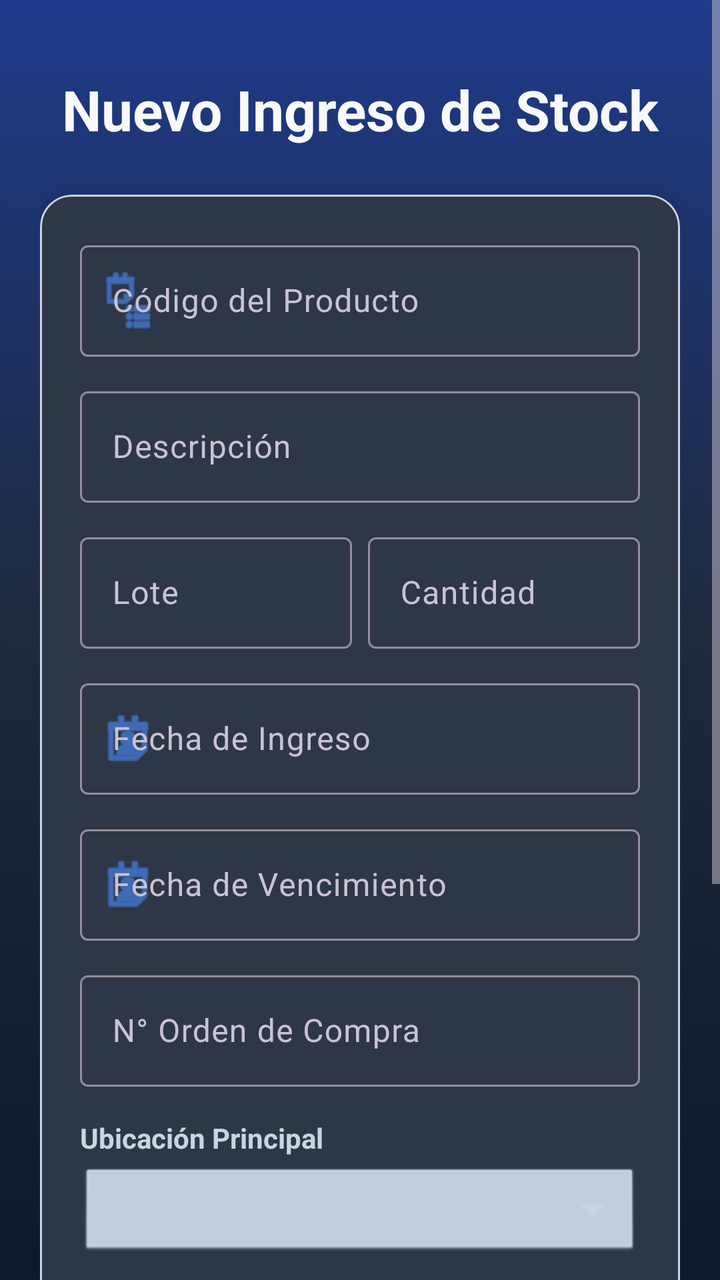
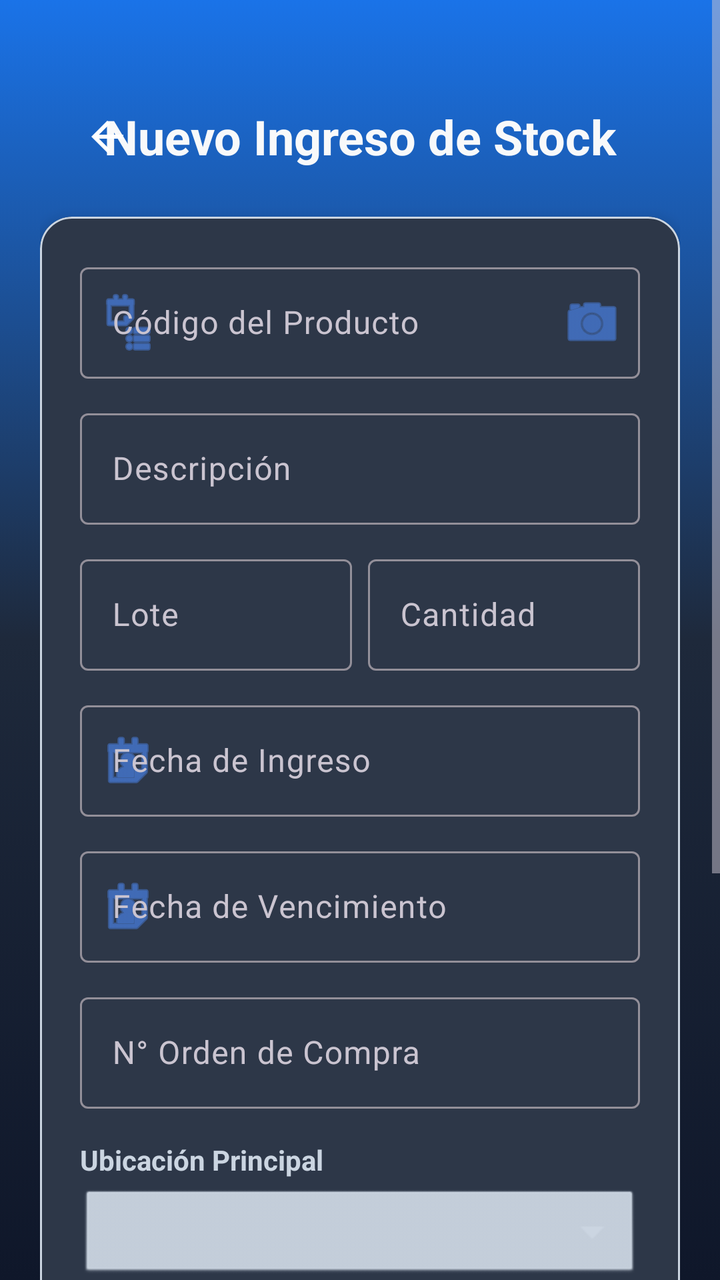

Two renders of the same Android screen: before a commit and after it. Below are the layout's source before the change and the commit's diff.
<!-- AndroidManifest.xml: application theme Theme.InventarioApp -->
<!-- res/layout/activity_ingreso_stock.xml -->
<?xml version="1.0" encoding="utf-8"?>
<ScrollView xmlns:android="http://schemas.android.com/apk/res/android"
    xmlns:app="http://schemas.android.com/apk/res-auto"
    xmlns:tools="http://schemas.android.com/tools"
    android:layout_width="match_parent"
    android:layout_height="match_parent"
    android:fillViewport="true"
    android:background="@drawable/fondo_degradado">

    <androidx.constraintlayout.widget.ConstraintLayout
        android:layout_width="match_parent"
        android:layout_height="wrap_content"
        android:padding="20dp">

        <TextView
            android:id="@+id/tvTitulo"
            android:layout_width="0dp"
            android:layout_height="wrap_content"
            android:layout_marginTop="16dp"
            android:gravity="center"
            android:text="@string/title_nuevo_ingreso"
            android:textColor="@color/background_light"
            android:textSize="28sp"
            android:textStyle="bold"
            app:layout_constraintEnd_toEndOf="parent"
            app:layout_constraintStart_toStartOf="parent"
            app:layout_constraintTop_toTopOf="parent" />

        <com.google.android.material.card.MaterialCardView
            android:id="@+id/cardForm"
            android:layout_width="0dp"
            android:layout_height="wrap_content"
            android:layout_marginTop="24dp"
            app:cardCornerRadius="16dp"
            app:cardElevation="4dp"
            app:cardBackgroundColor="@color/card_background"
            app:strokeWidth="1dp"
            app:strokeColor="@color/text_secondary"
            app:layout_constraintEnd_toEndOf="parent"
            app:layout_constraintStart_toStartOf="parent"
            app:layout_constraintTop_toBottomOf="@id/tvTitulo">

            <LinearLayout
                android:layout_width="match_parent"
                android:layout_height="wrap_content"
                android:orientation="vertical"
                android:padding="20dp">

                <com.google.android.material.textfield.TextInputLayout
                    android:id="@+id/tilCodigo"
                    style="@style/Widget.Material3.TextInputLayout.OutlinedBox"
                    android:layout_width="match_parent"
                    android:layout_height="wrap_content"
                    android:hint="@string/hint_codigo_prod"
                    app:startIconDrawable="@android:drawable/ic_menu_agenda"
                    app:hintTextColor="@color/primary"
                    app:startIconTint="@color/primary">

                    <com.google.android.material.textfield.TextInputEditText
                        android:id="@+id/etCodigo3"
                        android:layout_width="match_parent"
                        android:layout_height="wrap_content"
                        android:textColor="@color/text_primary"
                        android:inputType="text" />
                </com.google.android.material.textfield.TextInputLayout>

                <com.google.android.material.textfield.TextInputLayout
                    android:id="@+id/tilDescripcion"
                    style="@style/Widget.Material3.TextInputLayout.OutlinedBox"
                    android:layout_width="match_parent"
                    android:layout_height="wrap_content"
                    android:layout_marginTop="12dp"
                    android:hint="@string/hint_descripcion"
                    app:hintTextColor="@color/primary">

                    <com.google.android.material.textfield.TextInputEditText
                        android:id="@+id/etDescripcion3"
                        android:layout_width="match_parent"
                        android:layout_height="wrap_content"
                        android:textColor="@color/text_primary"
                        android:inputType="text" />
                </com.google.android.material.textfield.TextInputLayout>

                <LinearLayout
                    android:layout_width="match_parent"
                    android:layout_height="wrap_content"
                    android:layout_marginTop="12dp"
                    android:orientation="horizontal">

                    <com.google.android.material.textfield.TextInputLayout
                        android:id="@+id/tilLote"
                        style="@style/Widget.Material3.TextInputLayout.OutlinedBox"
                        android:layout_width="0dp"
                        android:layout_height="wrap_content"
                        android:layout_weight="1"
                        android:layout_marginEnd="8dp"
                        android:hint="@string/label_lote"
                        app:hintTextColor="@color/primary">

                        <com.google.android.material.textfield.TextInputEditText
                            android:id="@+id/etLote3"
                            android:layout_width="match_parent"
                            android:layout_height="wrap_content"
                            android:textColor="@color/text_primary"
                            android:inputType="text" />
                    </com.google.android.material.textfield.TextInputLayout>

                    <com.google.android.material.textfield.TextInputLayout
                        android:id="@+id/tilCantidad"
                        style="@style/Widget.Material3.TextInputLayout.OutlinedBox"
                        android:layout_width="0dp"
                        android:layout_height="wrap_content"
                        android:layout_weight="1"
                        android:hint="@string/label_cantidad"
                        app:hintTextColor="@color/primary">

                        <com.google.android.material.textfield.TextInputEditText
                            android:id="@+id/etCantidad3"
                            android:layout_width="match_parent"
                            android:layout_height="wrap_content"
                            android:textColor="@color/text_primary"
                            android:inputType="number" />
                    </com.google.android.material.textfield.TextInputLayout>
                </LinearLayout>

                <com.google.android.material.textfield.TextInputLayout
                    android:id="@+id/tilFechaIngreso"
                    style="@style/Widget.Material3.TextInputLayout.OutlinedBox"
                    android:layout_width="match_parent"
                    android:layout_height="wrap_content"
                    android:layout_marginTop="12dp"
                    android:hint="@string/hint_fecha_ingreso"
                    app:startIconDrawable="@android:drawable/ic_menu_my_calendar"
                    app:hintTextColor="@color/primary"
                    app:startIconTint="@color/primary">

                    <com.google.android.material.textfield.TextInputEditText
                        android:id="@+id/etFechaIngreso"
                        android:layout_width="match_parent"
                        android:layout_height="wrap_content"
                        android:textColor="@color/text_primary"
                        android:focusable="false"
                        android:clickable="true"
                        android:inputType="date" />
                </com.google.android.material.textfield.TextInputLayout>

                <com.google.android.material.textfield.TextInputLayout
                    android:id="@+id/tilFechaVencimiento"
                    style="@style/Widget.Material3.TextInputLayout.OutlinedBox"
                    android:layout_width="match_parent"
                    android:layout_height="wrap_content"
                    android:layout_marginTop="12dp"
                    android:hint="@string/hint_fecha_vencimiento"
                    app:startIconDrawable="@android:drawable/ic_menu_my_calendar"
                    app:hintTextColor="@color/primary"
                    app:startIconTint="@color/primary">

                    <com.google.android.material.textfield.TextInputEditText
                        android:id="@+id/etFechaVencimiento"
                        android:layout_width="match_parent"
                        android:layout_height="wrap_content"
                        android:textColor="@color/text_primary"
                        android:focusable="false"
                        android:clickable="true"
                        android:inputType="date" />
                </com.google.android.material.textfield.TextInputLayout>

                <com.google.android.material.textfield.TextInputLayout
                    android:id="@+id/tilOrdenCompra"
                    style="@style/Widget.Material3.TextInputLayout.OutlinedBox"
                    android:layout_width="match_parent"
                    android:layout_height="wrap_content"
                    android:layout_marginTop="12dp"
                    android:hint="@string/hint_orden_compra"
                    app:hintTextColor="@color/primary">

                    <com.google.android.material.textfield.TextInputEditText
                        android:id="@+id/etOrdenCompra"
                        android:layout_width="match_parent"
                        android:layout_height="wrap_content"
                        android:textColor="@color/text_primary"
                        android:inputType="number" />
                </com.google.android.material.textfield.TextInputLayout>

                <TextView
                    android:id="@+id/tvUbicacionLabel"
                    android:layout_width="wrap_content"
                    android:layout_height="wrap_content"
                    android:layout_marginTop="16dp"
                    android:text="@string/label_ubicacion_principal"
                    android:textStyle="bold"
                    android:textColor="@color/text_secondary" />

                <Spinner
                    android:id="@+id/spinnerUbicacion"
                    android:layout_width="match_parent"
                    android:layout_height="48dp"
                    android:layout_marginTop="4dp"
                    android:backgroundTint="@color/text_secondary"
                    android:background="@android:drawable/btn_dropdown" />

                <TextView
                    android:id="@+id/tvUbicacionDetalladaLabel"
                    android:layout_width="wrap_content"
                    android:layout_height="wrap_content"
                    android:layout_marginTop="12dp"
                    android:text="@string/label_ubicacion_detallada"
                    android:textStyle="bold"
                    android:textColor="@color/text_secondary" />

                <Spinner
                    android:id="@+id/spinnerUbicacionDetallada"
                    android:layout_width="match_parent"
                    android:layout_height="48dp"
                    android:layout_marginTop="4dp"
                    android:backgroundTint="@color/text_secondary"
                    android:background="@android:drawable/btn_dropdown" />

            </LinearLayout>
        </com.google.android.material.card.MaterialCardView>

        <com.google.android.material.button.MaterialButton
            android:id="@+id/buttonIngresar"
            android:layout_width="0dp"
            android:layout_height="wrap_content"
            android:layout_marginTop="24dp"
            android:padding="16dp"
            android:text="@string/btn_ingresar_producto"
            android:textSize="16sp"
            app:cornerRadius="12dp"
            app:layout_constraintEnd_toEndOf="parent"
            app:layout_constraintStart_toStartOf="parent"
            app:layout_constraintTop_toBottomOf="@id/cardForm" />

        <com.google.android.material.button.MaterialButton
            android:id="@+id/buttonSalir1"
            style="@style/Widget.Material3.Button.TextButton"
            android:layout_width="0dp"
            android:layout_height="wrap_content"
            android:layout_marginTop="8dp"
            android:text="@string/btn_cancelar_volver"
            android:textColor="@color/text_hint"
            app:layout_constraintEnd_toEndOf="parent"
            app:layout_constraintStart_toStartOf="parent"
            app:layout_constraintTop_toBottomOf="@id/buttonIngresar" />

        <View
            android:layout_width="match_parent"
            android:layout_height="32dp"
            app:layout_constraintTop_toBottomOf="@id/buttonSalir1" />

    </androidx.constraintlayout.widget.ConstraintLayout>
</ScrollView>
<!-- resources referenced by this layout -->
<resources>
  <color name="background_light">#F8F9FA</color>
  <color name="card_background">#2D3748</color>
  <color name="primary">#4D8DFF</color>
  <color name="text_hint">#94A3B8</color>
  <color name="text_primary">#FFFFFF</color>
  <color name="text_secondary">#CBD5E1</color>
  <!-- drawable fondo_degradado (drawable) -->
  <?xml version="1.0" encoding="utf-8"?>
  <selector xmlns:android="http://schemas.android.com/apk/res/android">
      <item>
          <shape android:shape="rectangle">
              <gradient
                  android:angle="270"
                  android:startColor="#1E3A8A"
                  android:centerColor="#1E293B"
                  android:endColor="#0F172A" />
          </shape>
      </item>
  </selector>
  <string name="btn_cancelar_volver">Cancelar y Volver</string>
  <string name="btn_ingresar_producto">INGRESAR PRODUCTO</string>
  <string name="hint_codigo_prod">Código del Producto</string>
  <string name="hint_descripcion">Descripción</string>
  <string name="hint_fecha_ingreso">Fecha de Ingreso</string>
  <string name="hint_fecha_vencimiento">Fecha de Vencimiento</string>
  <string name="hint_orden_compra">N° Orden de Compra</string>
  <string name="label_cantidad">Cantidad</string>
  <string name="label_lote">Lote</string>
  <string name="label_ubicacion_detallada">Ubicación Detallada</string>
  <string name="label_ubicacion_principal">Ubicación Principal</string>
  <string name="title_nuevo_ingreso">Nuevo Ingreso de Stock</string>
  <style name="Theme.InventarioApp" parent="Theme.Material3.Dark.NoActionBar">
          
          <item name="colorPrimary">@color/primary</item>
          <item name="colorOnPrimary">@color/white</item>
          <item name="colorPrimaryContainer">@color/primary_variant</item>
          <item name="colorOnPrimaryContainer">@color/white</item>
          <item name="colorSecondary">@color/secondary</item>
          <item name="android:statusBarColor">#0F172A</item>
          <item name="android:windowBackground">@drawable/fondo_degradado</item>
  
          
          <item name="textInputStyle">@style/Widget.Material3.TextInputLayout.OutlinedBox</item>
      </style>
  <color name="white">#FFFFFFFF</color>
  <color name="primary_variant">#1A73E8</color>
  <color name="secondary">#34A853</color>
</resources>

<!-- the commit's change to res/layout/activity_ingreso_stock.xml (unified diff, before → after) -->
@@ -14,17 +14,33 @@
 
         <TextView
             android:id="@+id/tvTitulo"
-            android:layout_width="0dp"
-            android:layout_height="wrap_content"
-            android:layout_marginTop="16dp"
+            android:layout_width="wrap_content"
+            android:layout_height="wrap_content"
+            android:layout_marginTop="32dp"
             android:gravity="center"
             android:text="@string/title_nuevo_ingreso"
             android:textColor="@color/background_light"
-            android:textSize="28sp"
+            android:textSize="24sp"
             android:textStyle="bold"
             app:layout_constraintEnd_toEndOf="parent"
             app:layout_constraintStart_toStartOf="parent"
-            app:layout_constraintTop_toTopOf="parent" />
+            app:layout_constraintTop_toTopOf="parent"
+            app:layout_constraintWidth_max="600dp" />
+
+        <ImageButton
+            android:id="@+id/btnBack"
+            android:layout_width="51dp"
+            android:layout_height="56dp"
+            android:layout_marginStart="8dp"
+            android:background="?attr/selectableItemBackgroundBorderless"
+            android:contentDescription="Volver"
+            android:elevation="8dp"
+            android:padding="12dp"
+            android:src="@drawable/ic_back"
+            app:layout_constraintBottom_toBottomOf="@id/tvTitulo"
+            app:layout_constraintStart_toStartOf="parent"
+            app:layout_constraintTop_toTopOf="@id/tvTitulo"
+            app:tint="@color/white" />
 
         <com.google.android.material.card.MaterialCardView
             android:id="@+id/cardForm"
@@ -36,6 +52,7 @@
             app:cardBackgroundColor="@color/card_background"
             app:strokeWidth="1dp"
             app:strokeColor="@color/text_secondary"
+            app:layout_constraintWidth_max="600dp"
             app:layout_constraintEnd_toEndOf="parent"
             app:layout_constraintStart_toStartOf="parent"
             app:layout_constraintTop_toBottomOf="@id/tvTitulo">
@@ -53,6 +70,10 @@
                     android:layout_height="wrap_content"
                     android:hint="@string/hint_codigo_prod"
                     app:startIconDrawable="@android:drawable/ic_menu_agenda"
+                    app:endIconMode="custom"
+                    app:endIconDrawable="@android:drawable/ic_menu_camera"
+                    app:endIconContentDescription="Escanear código"
+                    app:endIconTint="@color/primary"
                     app:hintTextColor="@color/primary"
                     app:startIconTint="@color/primary">
 
@@ -228,6 +249,7 @@
             android:text="@string/btn_ingresar_producto"
             android:textSize="16sp"
             app:cornerRadius="12dp"
+            app:layout_constraintWidth_max="400dp"
             app:layout_constraintEnd_toEndOf="parent"
             app:layout_constraintStart_toStartOf="parent"
             app:layout_constraintTop_toBottomOf="@id/cardForm" />
@@ -240,6 +262,7 @@
             android:layout_marginTop="8dp"
             android:text="@string/btn_cancelar_volver"
             android:textColor="@color/text_hint"
+            app:layout_constraintWidth_max="400dp"
             app:layout_constraintEnd_toEndOf="parent"
             app:layout_constraintStart_toStartOf="parent"
             app:layout_constraintTop_toBottomOf="@id/buttonIngresar" />
<!-- resource entries referenced after the edit -->
@@ -13,12 +13,22 @@
           <shape android:shape="rectangle">
               <gradient
                   android:angle="270"
-                  android:startColor="#1E3A8A"
-                  android:centerColor="#1E293B"
+                  android:startColor="@color/grad_start"
+                  android:centerColor="@color/surface"
                   android:endColor="#0F172A" />
           </shape>
       </item>
   </selector>
+  <!-- drawable ic_back (drawable) -->
+  <vector xmlns:android="http://schemas.android.com/apk/res/android"
+      android:width="24dp"
+      android:height="24dp"
+      android:viewportWidth="24"
+      android:viewportHeight="24">
+    <path
+        android:fillColor="#FFFFFF"
+        android:pathData="M20,11H7.83l5.59,-5.59L12,4l-8,8 8,8 1.41,-1.41L7.83,13H20v-2z"/>
+  </vector>
   <string name="btn_cancelar_volver">Cancelar y Volver</string>
   <string name="btn_ingresar_producto">INGRESAR PRODUCTO</string>
   <string name="hint_codigo_prod">Código del Producto</string>
@@ -44,6 +54,8 @@
           
           <item name="textInputStyle">@style/Widget.Material3.TextInputLayout.OutlinedBox</item>
       </style>
+  <color name="grad_start">#1A73E8</color>
+  <color name="surface">#1E293B</color>
   <color name="white">#FFFFFFFF</color>
   <color name="primary_variant">#1A73E8</color>
   <color name="secondary">#34A853</color>
